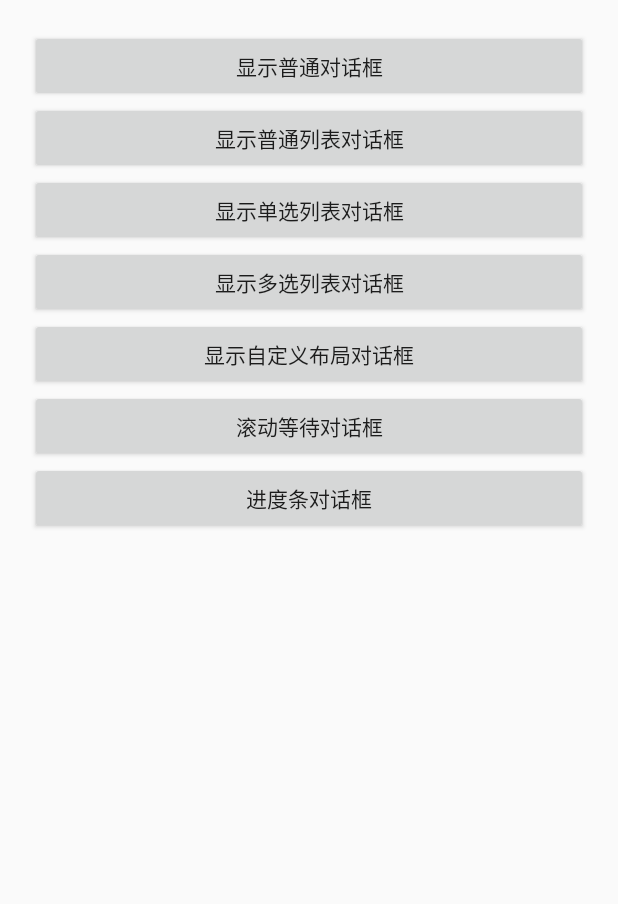
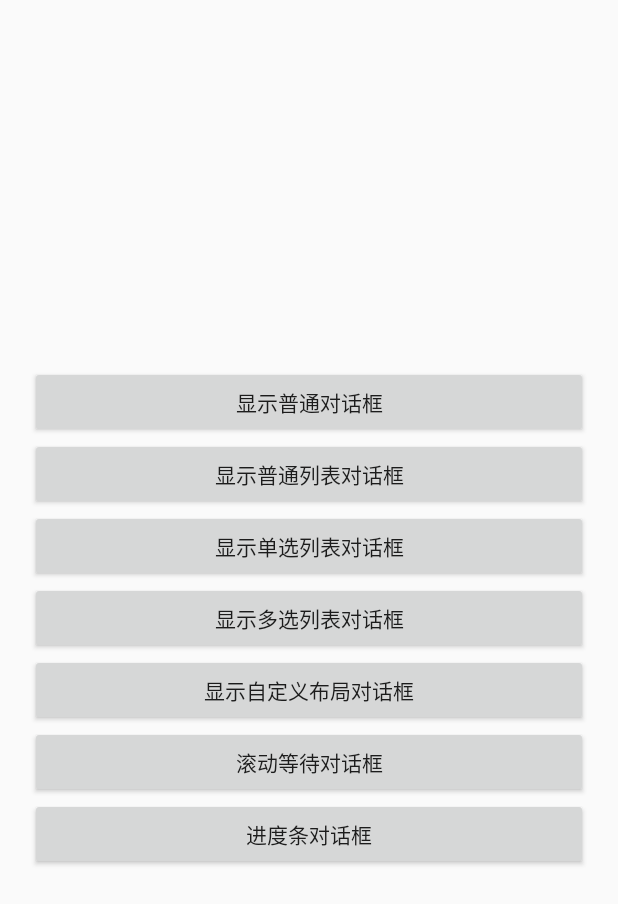
Before and after one commit to AndroidHappyClub/UiSample, an Android app: the layout activity_dialog.xml on its own in the app's theme, with its tools: preview values and no code run, on a phone screen of 412 x 824 dp. Shown: the top 904 px of the screen. Run offline under Robolectric (Android 15) with nearby library versions, the phone set to English and light mode, and no system bars.

Commit message:
详情见更新记录

```diff
--- a/app/src/main/res/layout/activity_dialog.xml
+++ b/app/src/main/res/layout/activity_dialog.xml
@@ -1,14 +1,13 @@
 <?xml version="1.0" encoding="utf-8"?>
-<android.support.constraint.ConstraintLayout
-    xmlns:android="http://schemas.android.com/apk/res/android"
-    xmlns:app="http://schemas.android.com/apk/res-auto"
+<layout>
+    <androidx.constraintlayout.widget.ConstraintLayout xmlns:android="http://schemas.android.com/apk/res/android"
         xmlns:tools="http://schemas.android.com/tools"
         android:layout_width="match_parent"
         android:layout_height="match_parent"
         tools:context="com.water.uisample.DialogActivity">
         <LinearLayout
             android:layout_width="match_parent"
-        android:layout_height="wrap_content"
+            android:layout_height="match_parent"
             android:orientation="vertical"
             android:gravity="center"
             android:padding="20dp">
@@ -16,38 +15,39 @@
                 android:id="@+id/btnNormalDialog"
                 android:layout_width="match_parent"
                 android:layout_height="wrap_content"
-            android:text="显示普通对话框"/>
+                android:text="@string/show_normal_dialog"/>
             <Button
                 android:id="@+id/btnListDialog"
                 android:layout_width="match_parent"
                 android:layout_height="wrap_content"
-            android:text="显示普通列表对话框"/>
+                android:text="@string/show_normal_list_dialog"/>
             <Button
                 android:id="@+id/btnSingleDialog"
                 android:layout_width="match_parent"
                 android:layout_height="wrap_content"
-            android:text="显示单选列表对话框"/>
+                android:text="@string/show_single_selection_list_dialog"/>
             <Button
                 android:id="@+id/btnMultipleDialog"
                 android:layout_width="match_parent"
                 android:layout_height="wrap_content"
-            android:text="显示多选列表对话框"/>
+                android:text="@string/show_multiple_selection_list_dialog"/>
             <Button
                 android:id="@+id/btnCustomDialog"
                 android:layout_width="match_parent"
                 android:layout_height="wrap_content"
-            android:text="显示自定义布局对话框"/>
+                android:text="@string/show_custom_layout_dialog"/>
             <!-- 滚动等待对话框   -->
             <Button
                 android:id="@+id/btnCircleDialog"
                 android:layout_width="match_parent"
                 android:layout_height="wrap_content"
-            android:text="滚动等待对话框" />
+                android:text="@string/scroll_waiting_dialog" />
             <!-- 进度条对话框   -->
             <Button
                 android:id="@+id/btnBarDialog"
                 android:layout_width="match_parent"
                 android:layout_height="wrap_content"
-            android:text="进度条对话框" />
+                android:text="@string/progress_bar_dialog" />
         </LinearLayout>
-</android.support.constraint.ConstraintLayout>
+    </androidx.constraintlayout.widget.ConstraintLayout>
+</layout>
--- a/app/src/main/res/values/strings.xml
+++ b/app/src/main/res/values/strings.xml
@@ -15,4 +15,13 @@
     <string name="viewpager_example_4">ViewPager使用示例4</string>
     <string name="pager_title_strip_example">PagerTitleStrip效果演示</string>
     <string name="tab_line">tab指示条</string>
+    <string name="button">按钮</string>
+    <string name="button_unable">按钮不可用</string>
+    <string name="show_normal_dialog">显示普通对话框</string>
+    <string name="show_normal_list_dialog">显示普通列表对话框</string>
+    <string name="show_single_selection_list_dialog">显示单选列表对话框</string>
+    <string name="show_multiple_selection_list_dialog">显示多选列表对话框</string>
+    <string name="show_custom_layout_dialog">显示自定义布局对话框</string>
+    <string name="scroll_waiting_dialog">滚动等待对话框</string>
+    <string name="progress_bar_dialog">进度条对话框</string>
 </resources>
```
Also changed, not shown: app/src/main/AndroidManifest.xml (+31 -27 lines), app/src/main/java/com/water/uisample/BottomViewPagerActivity.java (+47 -39 lines), app/src/main/java/com/water/uisample/ButtonActivity.java (+9 -17 lines), app/src/main/java/com/water/uisample/DialogActivity.java (+38 -44 lines), app/src/main/res/layout/activity_bottom_view_pager.xml (+7 -7 lines), app/src/main/res/layout/activity_button.xml (+10 -9 lines), 1 other file. Lines whose indentation alone changed are shown as unchanged.
